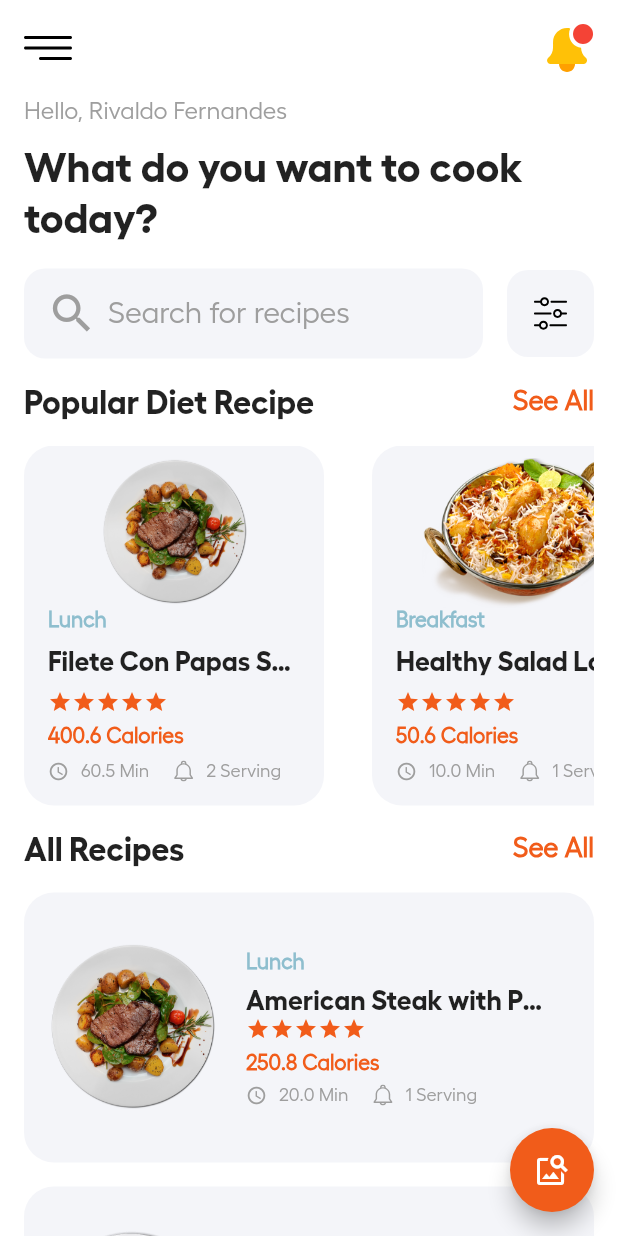
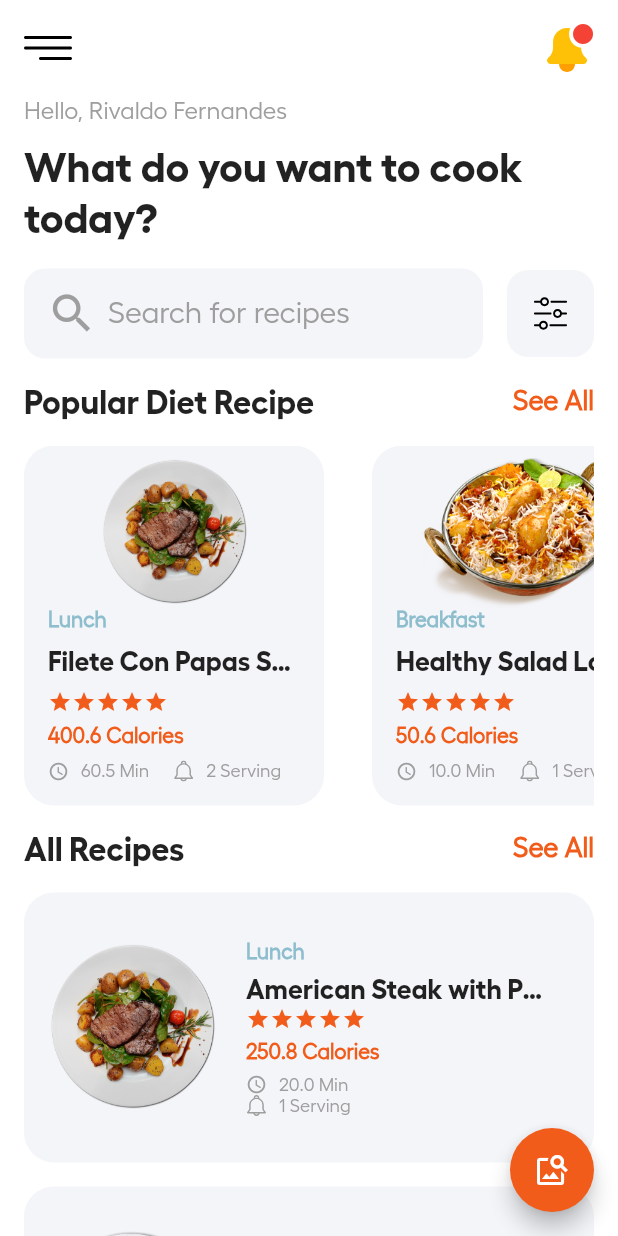
Before and after one commit to rivaldofez/foocarie, a Flutter app: the DetailRecipe widget shown alone on an empty page, opened directly with empty values, after a tap on "Back", on a phone screen of 412 x 824 dp. Run offline on Flutter 3.47's test engine with Material 2 defaults, Android fonts, the phone set to English and light mode, and no system bars; our stand-ins replace flutter_svg, fluttertoast, image_picker; missing offline and left inert: tflite.

Commit message:
fix program

```diff
--- a/lib/screens/detail_recipe_screen.dart
+++ b/lib/screens/detail_recipe_screen.dart
@@ -15,7 +15,35 @@ class DetailRecipe extends StatefulWidget {
 class _DetailRecipeState extends State<DetailRecipe> {
   @override
   Widget build(BuildContext context) {
-    return Scaffold(
+    return LayoutBuilder(
+      builder: (BuildContext context, BoxConstraints constraints) {
+        if (constraints.maxWidth <= 700) {
+          return DetailRecipeMobile(widget.recipe, widget.tag, 0);
+        } else if (constraints.maxWidth <= 1000) {
+          return DetailRecipeMobile(widget.recipe, widget.tag, 50);
+        } else if (constraints.maxWidth <= 1600) {
+          return DetailRecipeMobile(widget.recipe, widget.tag, 100);
+        } else {
+          return DetailRecipeMobile(widget.recipe, widget.tag, 300);
+        }
+      },
+    );
+  }
+}
+
+class DetailRecipeMobile extends StatelessWidget {
+  final Recipe recipe;
+  final bool tag;
+  final double margin;
+
+  const DetailRecipeMobile(this.recipe, this.tag, this.margin, {Key? key})
+      : super(key: key);
+
+  @override
+  Widget build(BuildContext context) {
+    return Container(
+      margin: EdgeInsets.symmetric(horizontal: margin),
+      child: Scaffold(
         backgroundColor: kLightColor,
         bottomNavigationBar: GestureDetector(
           onTap: () => Navigator.of(context).pop(),
@@ -64,7 +92,7 @@ class _DetailRecipeState extends State<DetailRecipe> {
                     child: IconButton(
                       onPressed: () {},
                       icon: Icon(
-                      widget.recipe.isFavorite
+                        recipe.isFavorite
                             ? Icons.favorite
                             : Icons.favorite_border,
                         color: kLightColor,
@@ -75,7 +103,7 @@ class _DetailRecipeState extends State<DetailRecipe> {
                 SizedBox(
                   width: MediaQuery.of(context).size.width / 1.5,
                   child: Text(
-                  widget.recipe.name,
+                    recipe.name,
                     style:
                         const TextStyle(fontSize: 36, fontFamily: "HellixBold"),
                   ),
@@ -93,7 +121,7 @@ class _DetailRecipeState extends State<DetailRecipe> {
                         ),
                       ),
                       TextSpan(
-                      text: "\nRp ${widget.recipe.price}",
+                        text: "\nRp ${recipe.price}",
                         style: const TextStyle(
                           fontSize: 28,
                           fontFamily: "HellixBold",
@@ -125,7 +153,7 @@ class _DetailRecipeState extends State<DetailRecipe> {
                             ),
                             const SizedBox(height: 4),
                             Text(
-                            "${widget.recipe.calories} Calories",
+                              "${recipe.calories} Calories",
                               style: const TextStyle(
                                 fontSize: 20,
                                 fontFamily: "HellixBold",
@@ -142,7 +170,7 @@ class _DetailRecipeState extends State<DetailRecipe> {
                             ),
                             const SizedBox(height: 4),
                             Text(
-                            "${widget.recipe.time} mins",
+                              "${recipe.time} mins",
                               style: const TextStyle(
                                 fontSize: 20,
                                 fontFamily: "HellixBold",
@@ -159,7 +187,7 @@ class _DetailRecipeState extends State<DetailRecipe> {
                             ),
                             const SizedBox(height: 4),
                             Text(
-                            "${widget.recipe.serving} serving",
+                              "${recipe.serving} serving",
                               style: const TextStyle(
                                 fontSize: 20,
                                 fontFamily: "HellixBold",
@@ -169,11 +197,9 @@ class _DetailRecipeState extends State<DetailRecipe> {
                         ),
                       ),
                       Hero(
-                      tag: widget.tag
-                          ? "popular${widget.recipe.id}"
-                          : "all${widget.recipe.id}",
+                        tag: tag ? "popular${recipe.id}" : "all${recipe.id}",
                         child: Image.asset(
-                        widget.recipe.image,
+                          recipe.image,
                           height: 250,
                           width: 400,
                           fit: BoxFit.contain,
@@ -191,7 +217,7 @@ class _DetailRecipeState extends State<DetailRecipe> {
                 Padding(
                   padding: const EdgeInsets.only(right: 28, bottom: 28),
                   child: Text(
-                  widget.recipe.description,
+                    recipe.description,
                     style: const TextStyle(
                       fontSize: 18,
                       color: Colors.grey,
@@ -203,6 +229,7 @@ class _DetailRecipeState extends State<DetailRecipe> {
             ),
           ),
         ),
+      ),
     );
   }
 }
--- a/lib/screens/home_screen.dart
+++ b/lib/screens/home_screen.dart
@@ -352,7 +352,7 @@ class _HomeScreenState extends State<HomeScreen> {
 class RecipeListWidget extends StatelessWidget {
   final List<Recipe> _allRecipe;
 
-  RecipeListWidget(this._allRecipe);
+  const RecipeListWidget(this._allRecipe, {Key? key}) : super(key: key);
 
   @override
   Widget build(BuildContext context) {
@@ -432,7 +432,7 @@ class RecipeListWidget extends StatelessWidget {
                               fontWeight: FontWeight.bold),
                         ),
                         const SizedBox(height: 6),
-                        Row(
+                        Column(
                           children: [
                             Row(
                               children: [
@@ -484,7 +484,8 @@ class RecipeGridWidget extends StatelessWidget {
   final List<Recipe> _allRecipe;
   final int gridCount;
 
-  RecipeGridWidget(this._allRecipe, this.gridCount);
+  const RecipeGridWidget(this._allRecipe, this.gridCount, {Key? key})
+      : super(key: key);
 
   @override
   Widget build(BuildContext context) {
```
Lines whose indentation alone changed are shown as unchanged.
